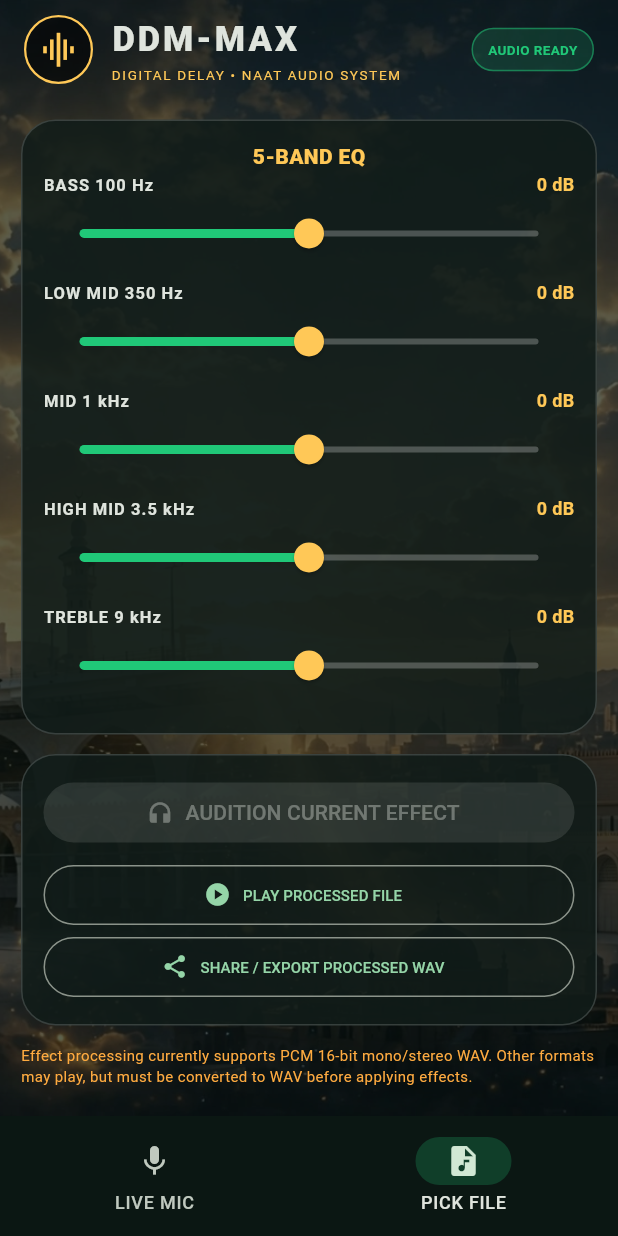
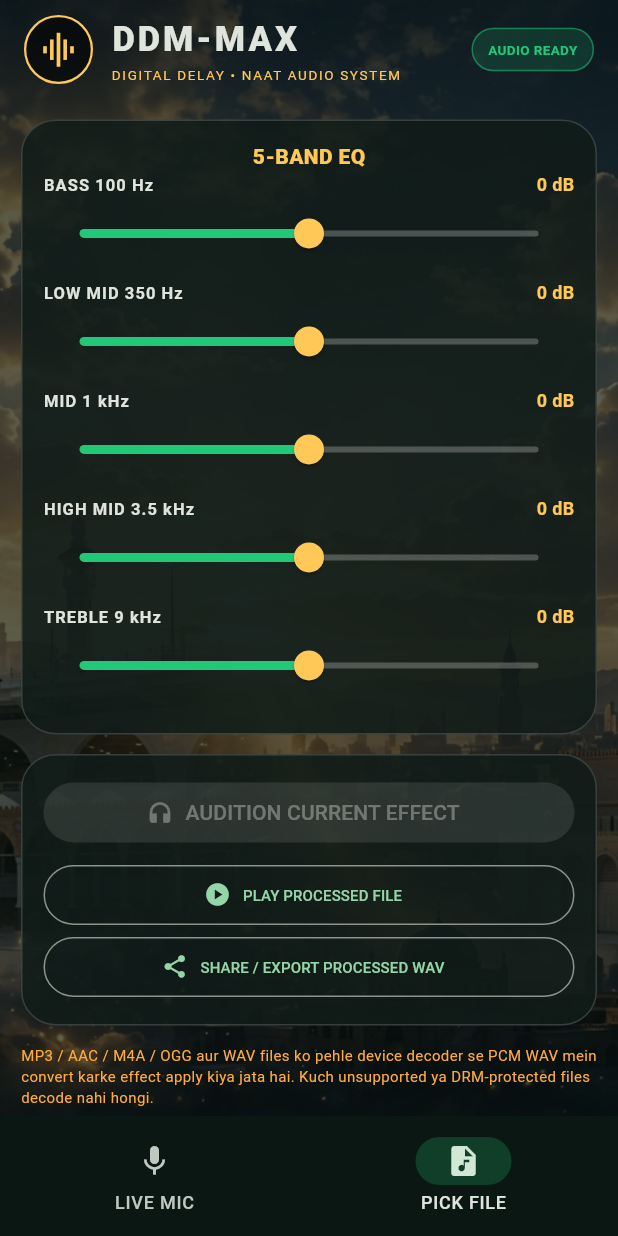
Before and after one commit to iammrsbi/ddm-max, a Flutter app: the screen it shows after launch, item 2 of the bottom bar chosen, scrolled down 1116 dp, on a phone screen of 412 x 824 dp. Run offline on Flutter 3.47's test engine with Material 3 defaults, Android fonts, the phone set to English and light mode, and no system bars; our stand-ins replace audioplayers, file_picker, permission_handler, share_plus, shared_preferences; missing offline and left inert: record.

Commit message:
Update file effect format guidance after audio conversion support

```diff
--- a/lib/main.dart
+++ b/lib/main.dart
@@ -327,7 +327,7 @@ class _ConsoleHomeState extends State<ConsoleHome> {
       outlined(Icons.share,'SHARE / EXPORT PROCESSED WAV',()=>shareFile(processed)),
       if(processed!=null)Text('Output: ${processed!.path.split('/').last}',style:const TextStyle(color:green,fontSize:10)),
     ])),
-    const Text('Effect processing currently supports PCM 16-bit mono/stereo WAV. Other formats may play, but must be converted to WAV before applying effects.',style:TextStyle(color:Colors.orangeAccent,fontSize:10)),
+    const Text('MP3 / AAC / M4A / OGG aur WAV files ko pehle device decoder se PCM WAV mein convert karke effect apply kiya jata hai. Kuch unsupported ya DRM-protected files decode nahi hongi.',style:TextStyle(color:Colors.orangeAccent,fontSize:10)),
   ]);
 
     Widget eqPage()=>scroll([
```
